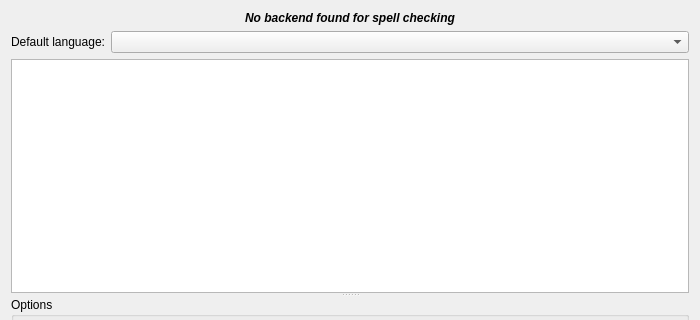
First picture: the form in src/ui/configui.ui, repository KDE/sonnet, before the edit; both pictures show x 0 to 700 and y 0 to 320 of the 700 by 833 pixel window.
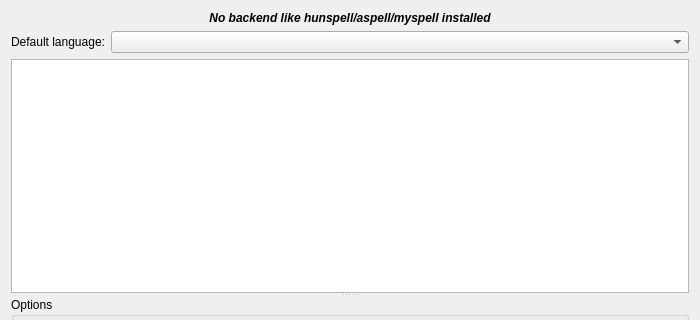
Second picture: the form after the edit. Icons and pictures are not drawn. Custom widgets are drawn as their Qt base class.

Commit message: Be more precise what backend is missing

The edit to the form file:
```diff
--- a/src/ui/configui.ui
+++ b/src/ui/configui.ui
@@ -23,7 +23,7 @@
       </font>
      </property>
      <property name="text">
-      <string>No backend found for spell checking</string>
+      <string>No backend like hunspell/aspell/myspell installed</string>
      </property>
      <property name="alignment">
       <set>Qt::AlignCenter</set>
```
